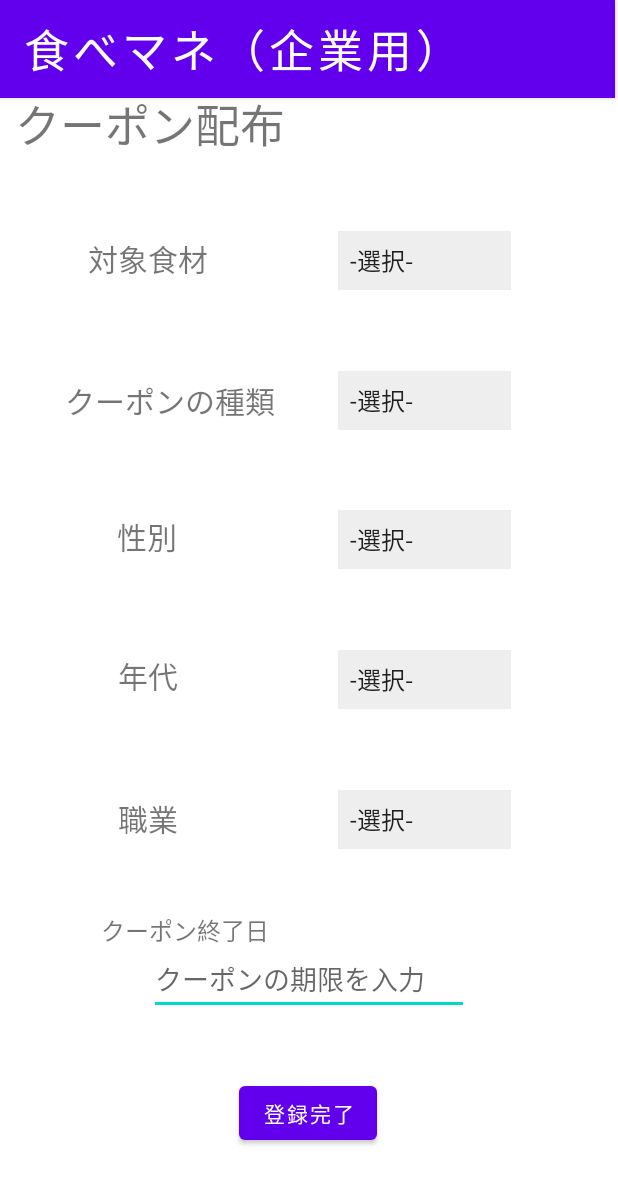
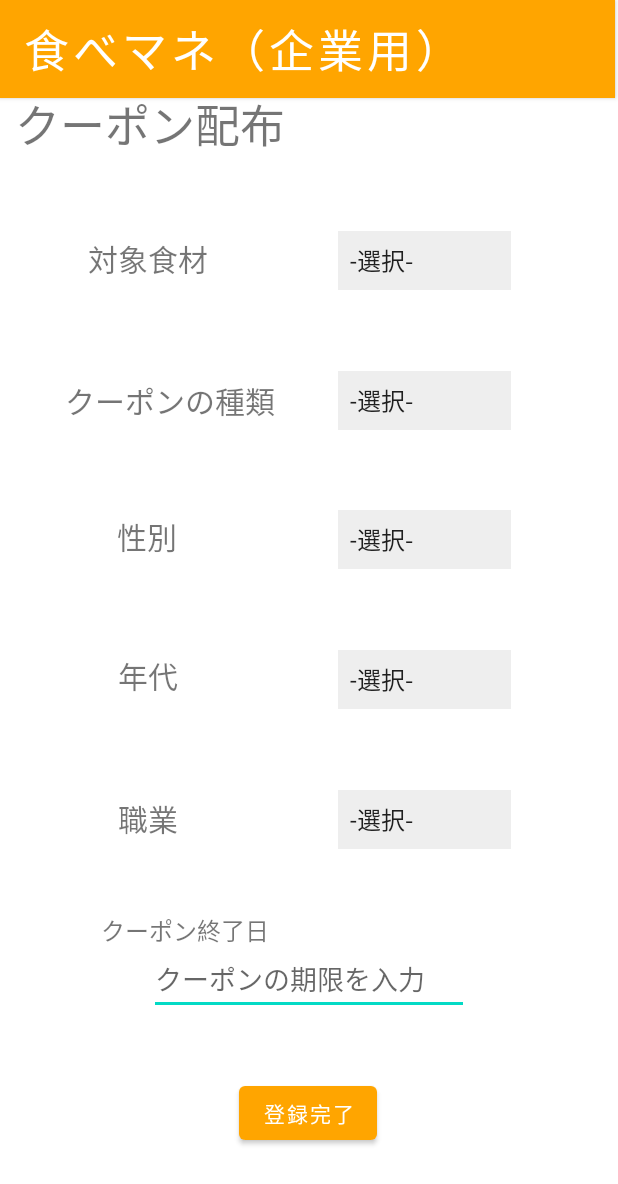
Before and after one commit to F1share/TabeManeCorp, an Android app: the Coupon screen opened directly, with no data from a screen before it, on a phone screen of 412 x 824 dp. Shown: the top 1184 px of the screen. Run offline under Robolectric (Android 15) with nearby library versions, the phone set to English and light mode, and no system bars; our stand-ins replace Firebase (no records; nobody signed in at launch, a user with empty details on screens opened directly).

Commit message:
9th commit 石山

```diff
--- a/app/src/main/java/com/example/tabemanecorp/Coupon.java
+++ b/app/src/main/java/com/example/tabemanecorp/Coupon.java
@@ -49,7 +49,7 @@ public class Coupon extends AppCompatActivity {
         findViewById(R.id.btnhome).setOnClickListener(new View.OnClickListener() {
             @Override
             public void onClick(View v) {
-                Intent intent = new Intent(Coupon.this, MainActivity.class);
+                Intent intent = new Intent(Coupon.this, Home.class);
                 startActivity(intent);
             }
         });
--- a/app/src/main/java/com/example/tabemanecorp/Coupon2.java
+++ b/app/src/main/java/com/example/tabemanecorp/Coupon2.java
@@ -29,7 +29,7 @@ public class Coupon2 extends AppCompatActivity {
         findViewById(R.id.btnhome).setOnClickListener(new View.OnClickListener() {
             @Override
             public void onClick(View v) {
-                Intent intent = new Intent(Coupon2.this, MainActivity.class);
+                Intent intent = new Intent(Coupon2.this, Home.class);
                 startActivity(intent);
             }
         });
--- a/app/src/main/res/values/colors.xml
+++ b/app/src/main/res/values/colors.xml
@@ -8,4 +8,5 @@
     <color name="black">#FF000000</color>
     <color name="white">#FFFFFFFF</color>
     <color name="red">#F30100</color>
+    <color name="orange">#FFA500</color>
 </resources>
--- a/app/src/main/res/values/themes.xml
+++ b/app/src/main/res/values/themes.xml
@@ -3,8 +3,9 @@
     <!--<style name="Theme.TabeManeCorp" parent="Theme.MaterialComponents.DayNight.DarkActionBar">-->
 <!--    <style name="Theme.TabeManeCorp" parent="Theme.MaterialComponents.DayNight.DarkActionBar">-->
     <style name="Theme.TabeManeCorp" parent="Theme.MaterialComponents.DayNight.NoActionBar">
+<!--        <item name="android:background">#FF8C00</item>-->
         <!-- Primary brand color. -->
-        <item name="colorPrimary">@color/purple_500</item>
+        <item name="colorPrimary">#FFA500</item>
         <item name="colorPrimaryVariant">@color/purple_700</item>
         <item name="colorOnPrimary">@color/white</item>
         <!-- Secondary brand color. -->
```
